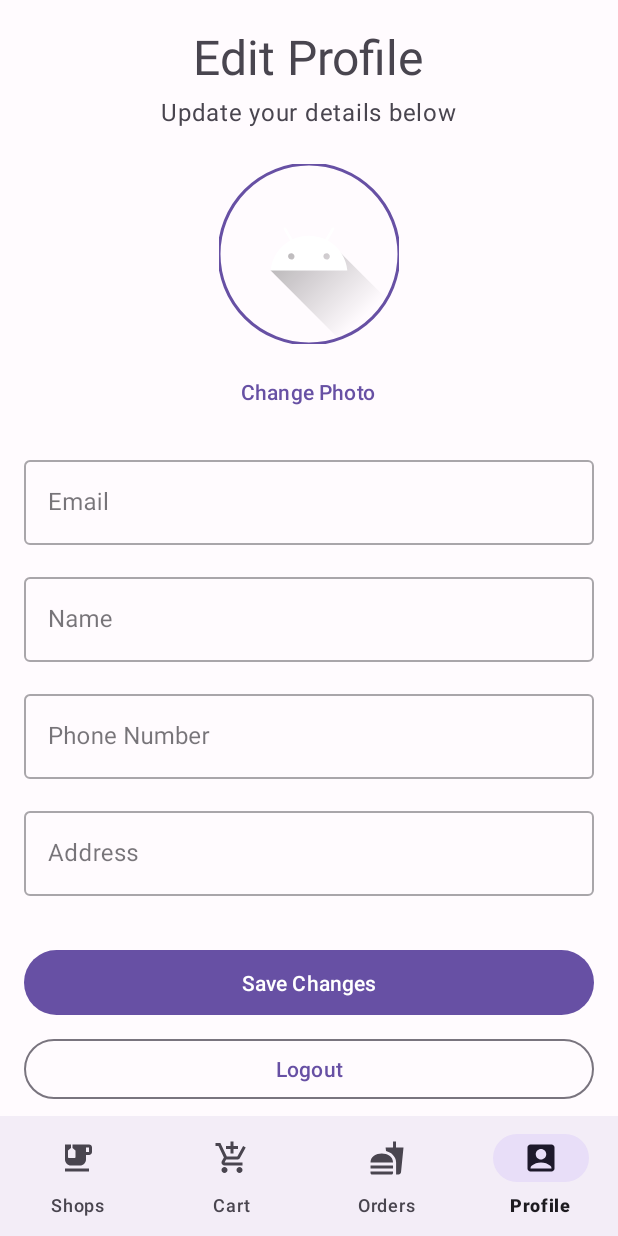
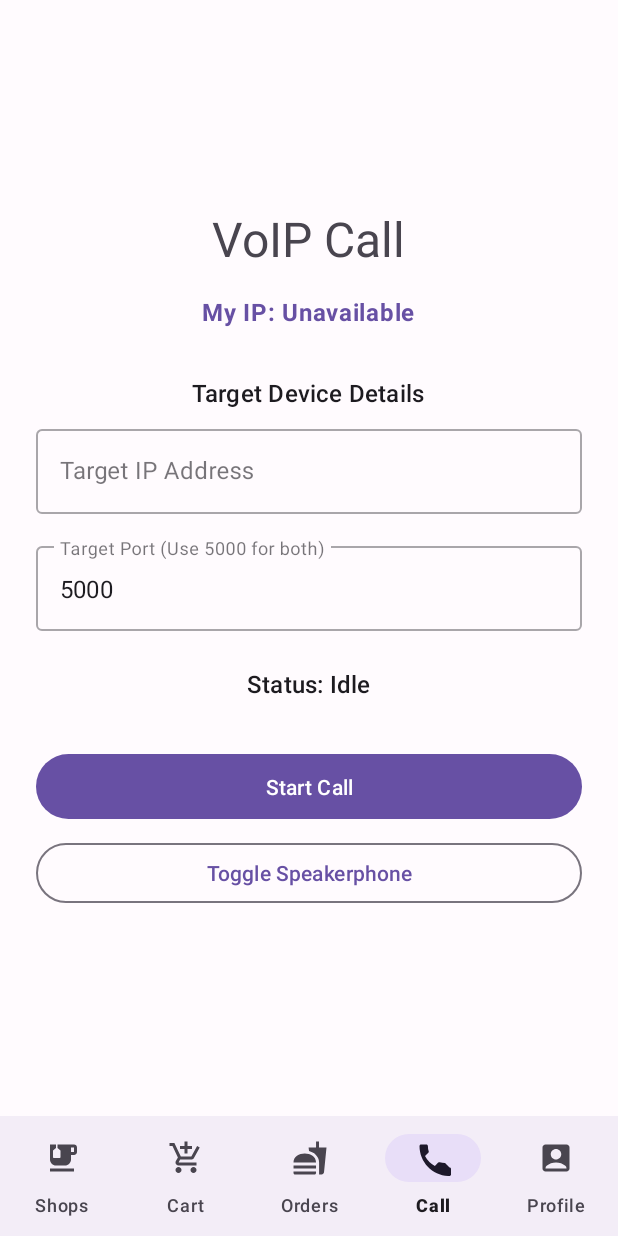
Before and after one commit to Sirye8/signaling-proj, an Android app: the BuyerHomeActivity screen opened directly, with no data from a screen before it, item 4 of the bottom bar chosen, on a phone screen of 412 x 824 dp. Run offline under Robolectric (Android 15) with nearby library versions, the phone set to English and light mode, and no system bars; our stand-ins replace Firebase (no records; nobody signed in at launch, a user with empty details on screens opened directly).

Commit message:
feat: add VoIP functionality with UI integration and permissions handling

```diff
--- a/app/src/main/AndroidManifest.xml
+++ b/app/src/main/AndroidManifest.xml
@@ -4,8 +4,12 @@
 
     <uses-permission android:name="android.permission.INTERNET" />
     <uses-permission android:name="android.permission.ACCESS_NETWORK_STATE" />
-    <uses-permission android:name="android.permission.READ_EXTERNAL_STORAGE" android:maxSdkVersion="36" />
+    <uses-permission android:name="android.permission.ACCESS_WIFI_STATE" />
+    <uses-permission android:name="android.permission.READ_EXTERNAL_STORAGE" android:maxSdkVersion="32" />
     <uses-permission android:name="android.permission.READ_MEDIA_IMAGES" />
+    <uses-permission android:name="android.permission.RECORD_AUDIO" />
+    <uses-permission android:name="android.permission.MODIFY_AUDIO_SETTINGS" />
+
     <application
         android:allowBackup="true"
         android:dataExtractionRules="@xml/data_extraction_rules"
--- a/app/src/main/java/com/guc_proj/signaling_proj/BuyerHomeActivity.kt
+++ b/app/src/main/java/com/guc_proj/signaling_proj/BuyerHomeActivity.kt
@@ -26,6 +26,9 @@ class BuyerHomeActivity : AppCompatActivity() {
         viewPager = binding.buyerViewPager
         pagerAdapter = BuyerPageAdapter(this)
         viewPager.adapter = pagerAdapter
+        // Disable user swipe to prevent accidental VoIP connection issues, or keep enabled.
+        // Usually better to keep enabled for consistency.
+
         viewPager.registerOnPageChangeCallback(object : ViewPager2.OnPageChangeCallback() {
             override fun onPageSelected(position: Int) {
                 super.onPageSelected(position)
@@ -38,12 +41,12 @@ class BuyerHomeActivity : AppCompatActivity() {
                 R.id.nav_buyer_shops -> viewPager.currentItem = 0
                 R.id.nav_buyer_cart -> viewPager.currentItem = 1
                 R.id.nav_buyer_orders -> viewPager.currentItem = 2
-                R.id.nav_buyer_profile -> viewPager.currentItem = 3
+                R.id.nav_buyer_voip -> viewPager.currentItem = 3
+                R.id.nav_buyer_profile -> viewPager.currentItem = 4
             }
             true
         }
 
-        // Check if we need to navigate to a specific tab (e.g. Cart)
         val navigateTo = intent.getStringExtra("NAVIGATE_TO")
         if (savedInstanceState == null) {
             if (navigateTo == "CART") {
@@ -64,14 +67,15 @@ class BuyerHomeActivity : AppCompatActivity() {
     }
 
     private inner class BuyerPageAdapter(fa: FragmentActivity) : FragmentStateAdapter(fa) {
-        override fun getItemCount(): Int = 4
+        override fun getItemCount(): Int = 5 // Increased count
 
         override fun createFragment(position: Int): Fragment {
             return when (position) {
                 0 -> ShopsFragment()
                 1 -> CartFragment()
                 2 -> BuyerOrdersFragment()
-                3 -> ProfileFragment()
+                3 -> VoIPFragment() // Added VoIP
+                4 -> ProfileFragment()
                 else -> ShopsFragment()
             }
         }
--- /dev/null
+++ b/app/src/main/res/drawable/baseline_call_24.xml
@@ -0,0 +1,10 @@
+<vector xmlns:android="http://schemas.android.com/apk/res/android"
+    android:width="24dp"
+    android:height="24dp"
+    android:viewportWidth="24"
+    android:viewportHeight="24"
+    android:tint="#BB86FC">
+    <path
+        android:fillColor="@android:color/white"
+        android:pathData="M20.01,15.38c-1.23,0 -2.42,-0.2 -3.53,-0.56a0.977,0.977 0,0 0,-1.01 0.24l-2.2,2.2a15.055,15.055 0,0 1,-6.59 -6.59l2.2,-2.21a0.96,0.96 0,0 0,0.25 -1.01A11.36,11.36 0,0 1,8.59 3.99C8.59,3.44 8.14,3 7.59,3H4.03C3.48,3 3,3.45 3,4.02c0,11.02 8.98,20 20,20c0.57,0 1.02,-0.45 1.02,-1.02v-3.61c0,-0.56 -0.45,-1.01 -1.01,-1.01z"/>
+</vector>
--- /dev/null
+++ b/app/src/main/res/layout/fragment_voip.xml
@@ -0,0 +1,91 @@
+<?xml version="1.0" encoding="utf-8"?>
+<ScrollView xmlns:android="http://schemas.android.com/apk/res/android"
+    android:layout_width="match_parent"
+    android:layout_height="match_parent"
+    android:fillViewport="true">
+
+    <LinearLayout
+        android:layout_width="match_parent"
+        android:layout_height="wrap_content"
+        android:gravity="center"
+        android:orientation="vertical"
+        android:padding="24dp">
+
+        <TextView
+            android:layout_width="wrap_content"
+            android:layout_height="wrap_content"
+            android:layout_marginBottom="16dp"
+            android:text="VoIP Call"
+            android:textAppearance="@style/TextAppearance.Material3.HeadlineLarge" />
+
+        <TextView
+            android:id="@+id/localIpTextView"
+            android:layout_width="wrap_content"
+            android:layout_height="wrap_content"
+            android:layout_marginBottom="32dp"
+            android:text="My IP: Finding..."
+            android:textStyle="bold"
+            android:textColor="@color/md_theme_primary"
+            android:textAppearance="@style/TextAppearance.Material3.BodyLarge" />
+
+        <TextView
+            android:layout_width="wrap_content"
+            android:layout_height="wrap_content"
+            android:layout_marginBottom="8dp"
+            android:text="Target Device Details"
+            android:textAppearance="@style/TextAppearance.Material3.TitleMedium" />
+
+        <com.google.android.material.textfield.TextInputLayout
+            style="@style/Widget.MaterialComponents.TextInputLayout.OutlinedBox"
+            android:layout_width="match_parent"
+            android:layout_height="wrap_content"
+            android:hint="Target IP Address">
+
+            <com.google.android.material.textfield.TextInputEditText
+                android:id="@+id/ipEditText"
+                android:layout_width="match_parent"
+                android:layout_height="wrap_content"
+                android:inputType="number|textUri" />
+        </com.google.android.material.textfield.TextInputLayout>
+
+        <com.google.android.material.textfield.TextInputLayout
+            style="@style/Widget.MaterialComponents.TextInputLayout.OutlinedBox"
+            android:layout_width="match_parent"
+            android:layout_height="wrap_content"
+            android:layout_marginTop="16dp"
+            android:hint="Target Port (Use 5000 for both)">
+
+            <com.google.android.material.textfield.TextInputEditText
+                android:id="@+id/portEditText"
+                android:layout_width="match_parent"
+                android:layout_height="wrap_content"
+                android:inputType="number"
+                android:text="5000" />
+        </com.google.android.material.textfield.TextInputLayout>
+
+        <TextView
+            android:id="@+id/statusTextView"
+            android:layout_width="wrap_content"
+            android:layout_height="wrap_content"
+            android:layout_marginTop="24dp"
+            android:text="Status: Idle"
+            android:textAppearance="@style/TextAppearance.Material3.TitleMedium" />
+
+        <Button
+            android:id="@+id/startCallButton"
+            android:layout_width="match_parent"
+            android:layout_height="wrap_content"
+            android:layout_marginTop="32dp"
+            android:paddingVertical="12dp"
+            android:text="Start Call" />
+
+        <Button
+            android:id="@+id/toggleSpeakerButton"
+            style="@style/Widget.Material3.Button.OutlinedButton"
+            android:layout_width="match_parent"
+            android:layout_height="wrap_content"
+            android:layout_marginTop="8dp"
+            android:text="Toggle Speakerphone" />
+
+    </LinearLayout>
+</ScrollView>
--- a/app/src/main/res/menu/buyer_bottom_nav.xml
+++ b/app/src/main/res/menu/buyer_bottom_nav.xml
@@ -13,6 +13,10 @@
         android:icon="@drawable/baseline_fastfood_24"
         android:title="Orders" />
     <item
+        android:id="@+id/nav_buyer_voip"
+        android:icon="@drawable/baseline_call_24"
+        android:title="Call" />
+    <item
         android:id="@+id/nav_buyer_profile"
         android:icon="@drawable/baseline_account_box_24"
         android:title="Profile" />
--- a/app/src/main/res/menu/seller_bottom_nav.xml
+++ b/app/src/main/res/menu/seller_bottom_nav.xml
@@ -9,6 +9,10 @@
         android:icon="@drawable/baseline_fastfood_24"
         android:title="Orders" />
     <item
+        android:id="@+id/nav_seller_voip"
+        android:icon="@drawable/baseline_call_24"
+        android:title="Call" />
+    <item
         android:id="@+id/nav_seller_profile"
         android:icon="@drawable/baseline_account_box_24"
         android:title="Profile" />
```
Also changed, not shown: app/src/main/java/com/guc_proj/signaling_proj/SellerHomeActivity.kt (+5 -3 lines), app/src/main/java/com/guc_proj/signaling_proj/VoIPFragment.kt (added, +272 -0 lines).
